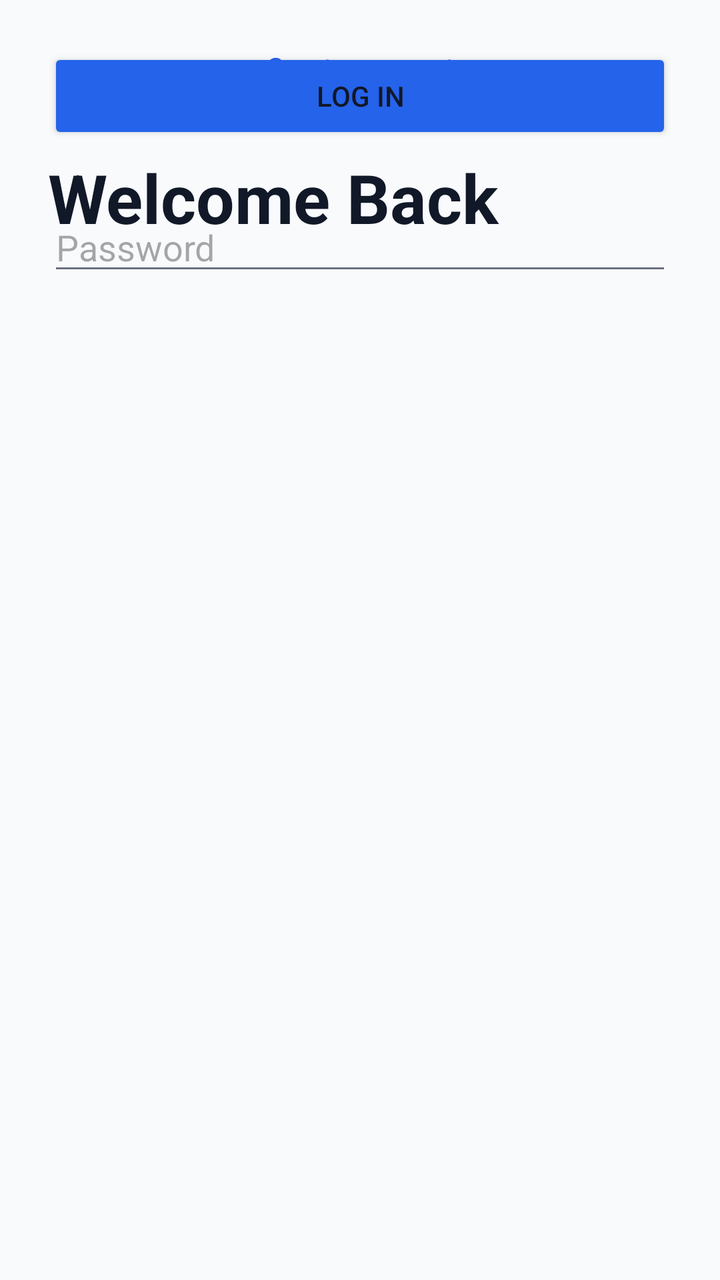
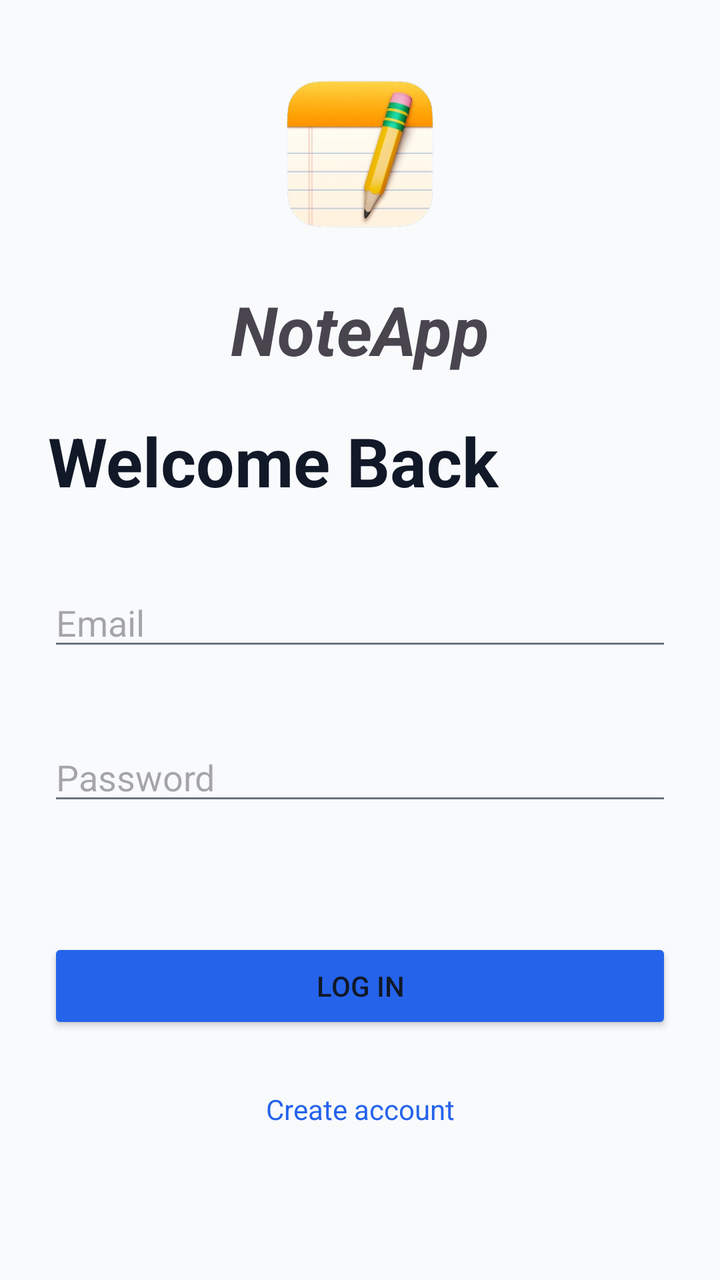

Two renders of the same Android screen: before a commit and after it. Below are the layout's source before the change and the commit's diff.
<!-- AndroidManifest.xml: application theme Theme.NotesApp -->
<!-- res/layout/activity_login.xml -->
<?xml version="1.0" encoding="utf-8"?>
<androidx.constraintlayout.widget.ConstraintLayout xmlns:android="http://schemas.android.com/apk/res/android"


    xmlns:app="http://schemas.android.com/apk/res-auto"
    xmlns:tools="http://schemas.android.com/tools"
    android:layout_width="match_parent"
    android:layout_height="match_parent"
    android:padding="24dp"
    android:background="@color/background">


    <TextView
        android:id="@+id/registerTitle"
        android:layout_width="0dp"
        android:layout_height="wrap_content"
        android:layout_marginTop="52dp"
        android:text="@string/loginpg"
        android:textColor="@color/textPrimary"
        android:textSize="34sp"
        android:textStyle="bold"
        app:layout_constraintEnd_toEndOf="parent"
        app:layout_constraintHorizontal_bias="0.0"
        app:layout_constraintStart_toStartOf="parent"
        app:layout_constraintTop_toTopOf="parent" />

    <com.google.android.material.textfield.TextInputEditText
        android:id="@+id/email"
        inputType="textEmailAddress"
        android:layout_width="0dp"
        android:layout_height="wrap_content"
        android:hint="@string/regEmail"
        app:layout_constraintEnd_toEndOf="parent"
        app:layout_constraintHorizontal_bias="0.0"
        app:layout_constraintStart_toStartOf="parent"
        tools:layout_editor_absoluteY="159dp" />

    <com.google.android.material.textfield.TextInputEditText
        android:id="@+id/password"
        inputType="textPassword"
        android:layout_width="0dp"
        android:layout_height="wrap_content"
        android:layout_marginTop="36dp"
        android:hint="@string/regPass"
        app:layout_constraintEnd_toEndOf="parent"
        app:layout_constraintHorizontal_bias="0.0"
        app:layout_constraintStart_toStartOf="parent"
        app:layout_constraintTop_toBottomOf="@id/email" />

    <Button
        android:id="@+id/loginBtn"
        android:layout_width="0dp"
        android:layout_height="wrap_content"
        android:backgroundTint="@color/primary"
        android:text="@string/login_btn"
        app:layout_constraintEnd_toEndOf="parent"
        app:layout_constraintHorizontal_bias="0.0"
        app:layout_constraintStart_toStartOf="parent"
        tools:layout_editor_absoluteY="323dp" />

    <TextView
        android:id="@+id/loginLink"
        android:layout_width="wrap_content"
        android:layout_height="wrap_content"
        android:text="@string/linkrgs"
        android:textColor="@color/primary"
        android:textSize="14sp"

        app:layout_constraintEnd_toEndOf="parent"
        app:layout_constraintStart_toStartOf="parent"
        tools:layout_editor_absoluteY="387dp" />


</androidx.constraintlayout.widget.ConstraintLayout>
<!-- resources referenced by this layout -->
<resources>
  <color name="background">#F8FAFC</color>
  <color name="primary">#2563EB</color>
  <color name="textPrimary">#111827</color>
  <string name="linkrgs"> Create account</string>
  <string name="login_btn">Log in</string>
  <string name="loginpg"> Welcome Back</string>
  <string name="regEmail">Email</string>
  <string name="regPass">Password</string>
  <style name="Theme.NotesApp" parent="Theme.Material3.DayNight.NoActionBar">
      <item name="colorPrimary">@color/primary</item>
          <item name="colorSecondary">@color/secondary</item>
          <item name="android:colorBackground">@color/background</item>
          <item name="colorSurface">@color/surface</item>
          <item name="android:textColorPrimary">@color/textPrimary</item>
          <item name="android:textColorSecondary">@color/textSecondary</item>
  
      </style>
  <color name="secondary">#E2E8F0</color>
  <color name="surface">#FFFFFF</color>
  <color name="textSecondary">#6B7280</color>
</resources>

<!-- the commit's change to res/layout/activity_login.xml (unified diff, before → after) -->
@@ -14,15 +14,16 @@
         android:id="@+id/registerTitle"
         android:layout_width="0dp"
         android:layout_height="wrap_content"
-        android:layout_marginTop="52dp"
         android:text="@string/loginpg"
         android:textColor="@color/textPrimary"
         android:textSize="34sp"
         android:textStyle="bold"
+        app:layout_constraintBottom_toBottomOf="parent"
         app:layout_constraintEnd_toEndOf="parent"
-        app:layout_constraintHorizontal_bias="0.0"
+        app:layout_constraintHorizontal_bias="1.0"
         app:layout_constraintStart_toStartOf="parent"
-        app:layout_constraintTop_toTopOf="parent" />
+        app:layout_constraintTop_toTopOf="parent"
+        app:layout_constraintVertical_bias="0.336" />
 
     <com.google.android.material.textfield.TextInputEditText
         android:id="@+id/email"
@@ -30,10 +31,12 @@
         android:layout_width="0dp"
         android:layout_height="wrap_content"
         android:hint="@string/regEmail"
+        app:layout_constraintBottom_toBottomOf="parent"
         app:layout_constraintEnd_toEndOf="parent"
-        app:layout_constraintHorizontal_bias="0.0"
+        app:layout_constraintHorizontal_bias="1.0"
         app:layout_constraintStart_toStartOf="parent"
-        tools:layout_editor_absoluteY="159dp" />
+        app:layout_constraintTop_toTopOf="parent"
+        app:layout_constraintVertical_bias="0.481" />
 
     <com.google.android.material.textfield.TextInputEditText
         android:id="@+id/password"
@@ -42,10 +45,12 @@
         android:layout_height="wrap_content"
         android:layout_marginTop="36dp"
         android:hint="@string/regPass"
+        app:layout_constraintBottom_toBottomOf="parent"
         app:layout_constraintEnd_toEndOf="parent"
-        app:layout_constraintHorizontal_bias="0.0"
+        app:layout_constraintHorizontal_bias="1.0"
         app:layout_constraintStart_toStartOf="parent"
-        app:layout_constraintTop_toBottomOf="@id/email" />
+        app:layout_constraintTop_toBottomOf="@id/email"
+        app:layout_constraintVertical_bias="0.0" />
 
     <Button
         android:id="@+id/loginBtn"
@@ -53,10 +58,12 @@
         android:layout_height="wrap_content"
         android:backgroundTint="@color/primary"
         android:text="@string/login_btn"
+        app:layout_constraintBottom_toBottomOf="parent"
         app:layout_constraintEnd_toEndOf="parent"
         app:layout_constraintHorizontal_bias="0.0"
         app:layout_constraintStart_toStartOf="parent"
-        tools:layout_editor_absoluteY="323dp" />
+        app:layout_constraintTop_toTopOf="parent"
+        app:layout_constraintVertical_bias="0.818" />
 
     <TextView
         android:id="@+id/loginLink"
@@ -66,9 +73,35 @@
         android:textColor="@color/primary"
         android:textSize="14sp"
 
+        app:layout_constraintBottom_toBottomOf="parent"
         app:layout_constraintEnd_toEndOf="parent"
         app:layout_constraintStart_toStartOf="parent"
-        tools:layout_editor_absoluteY="387dp" />
+        app:layout_constraintTop_toTopOf="parent"
+        app:layout_constraintVertical_bias="0.909" />
+
+    <ImageView
+        android:id="@+id/imageView"
+        android:layout_width="150dp"
+        android:layout_height="106dp"
+        app:layout_constraintBottom_toBottomOf="parent"
+        app:layout_constraintEnd_toEndOf="parent"
+        app:layout_constraintStart_toStartOf="parent"
+        app:layout_constraintTop_toTopOf="parent"
+        app:layout_constraintVertical_bias="0.0"
+        app:srcCompat="@drawable/untitled__6_" />
+
+    <TextView
+        android:id="@+id/textView"
+        android:layout_width="wrap_content"
+        android:layout_height="wrap_content"
+        android:text="NoteApp"
+        android:textSize="34sp"
+        android:textStyle="bold|italic"
+        app:layout_constraintBottom_toBottomOf="parent"
+        app:layout_constraintEnd_toEndOf="parent"
+        app:layout_constraintStart_toStartOf="parent"
+        app:layout_constraintTop_toTopOf="parent"
+        app:layout_constraintVertical_bias="0.216" />
 
 
 </androidx.constraintlayout.widget.ConstraintLayout>
<!-- resource entries referenced after the edit -->
@@ -3,6 +3,7 @@
   <color name="background">#F8FAFC</color>
   <color name="primary">#2563EB</color>
   <color name="textPrimary">#111827</color>
+  <!-- drawable untitled__6_: png bitmap (drawable, 155752 bytes) -->
   <string name="linkrgs"> Create account</string>
   <string name="login_btn">Log in</string>
   <string name="loginpg"> Welcome Back</string>
